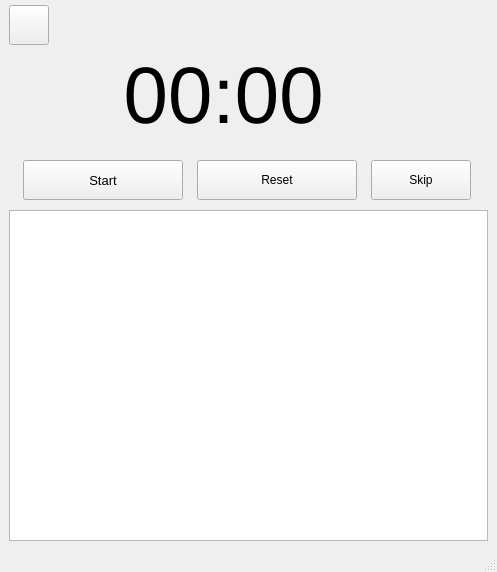
This is ui/mainwindow.ui in TiagoSBO/qt-pomodoro-timer as Qt 5 draws it before an edit. The edited form follows.
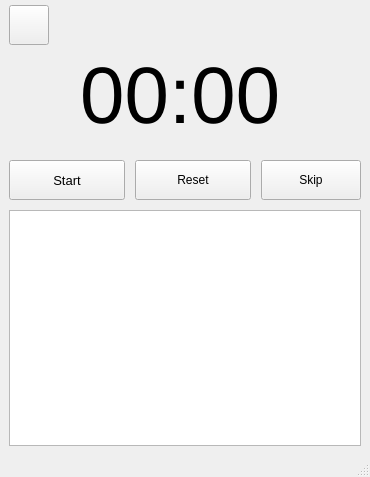
This is the edited form. Icons and pictures are not drawn.

Commit message: style: Organize elements and components in the layout

```diff
--- a/ui/mainwindow.ui
+++ b/ui/mainwindow.ui
@@ -6,8 +6,8 @@
    <rect>
     <x>0</x>
     <y>0</y>
-    <width>497</width>
-    <height>572</height>
+    <width>370</width>
+    <height>477</height>
    </rect>
   </property>
   <property name="windowTitle">
@@ -72,14 +72,14 @@
        <number>0</number>
       </property>
       <property name="leftMargin">
-       <number>0</number>
-      </property>
-      <property name="topMargin">
-       <number>0</number>
-      </property>
-      <property name="rightMargin">
        <number>50</number>
       </property>
+      <property name="topMargin">
+       <number>0</number>
+      </property>
+      <property name="rightMargin">
+       <number>60</number>
+      </property>
       <property name="bottomMargin">
        <number>0</number>
       </property>
@@ -96,14 +96,23 @@
           <pointsize>60</pointsize>
          </font>
         </property>
+        <property name="frameShadow">
+         <enum>QFrame::Shadow::Plain</enum>
+        </property>
         <property name="text">
          <string>00:00</string>
         </property>
         <property name="alignment">
          <set>Qt::AlignmentFlag::AlignCenter</set>
         </property>
+        <property name="wordWrap">
+         <bool>false</bool>
+        </property>
         <property name="margin">
-         <number>-10</number>
+         <number>0</number>
+        </property>
+        <property name="indent">
+         <number>-1</number>
         </property>
        </widget>
       </item>
@@ -112,7 +121,7 @@
     <item>
      <layout class="QHBoxLayout" name="horizontalLayout_2" stretch="2,2,2">
       <property name="spacing">
-       <number>0</number>
+       <number>10</number>
       </property>
       <property name="topMargin">
        <number>10</number>
```
Left out of the diff: 7 changed lines with no effect on the pictures. The commit also changes 1 other file.
